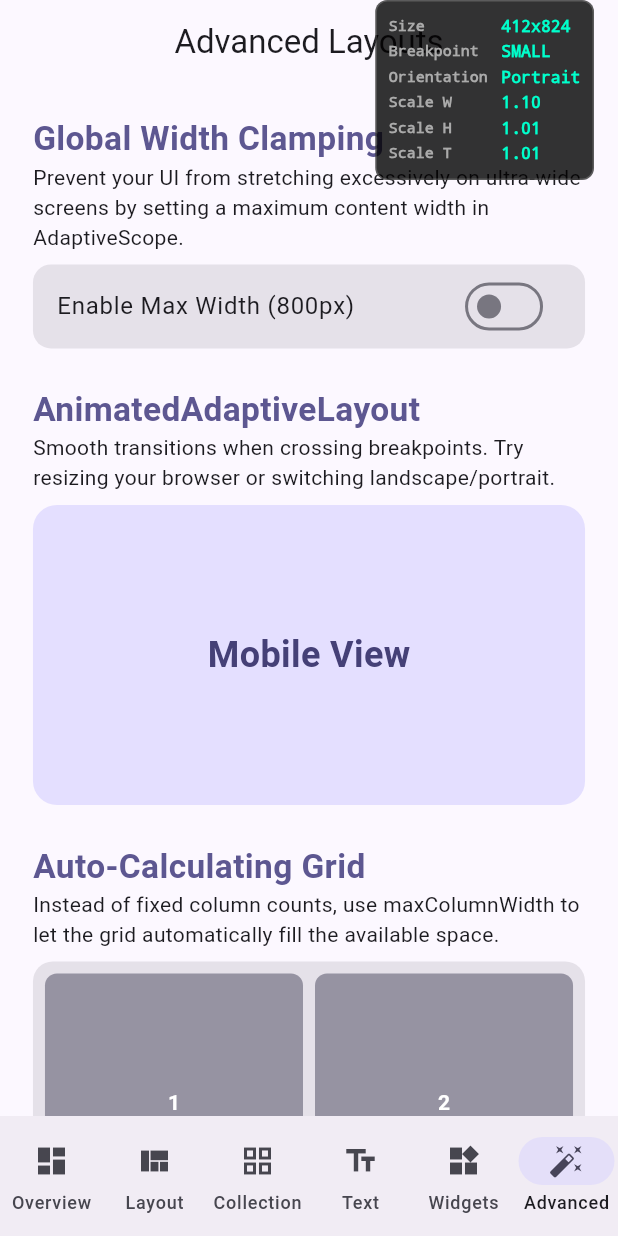
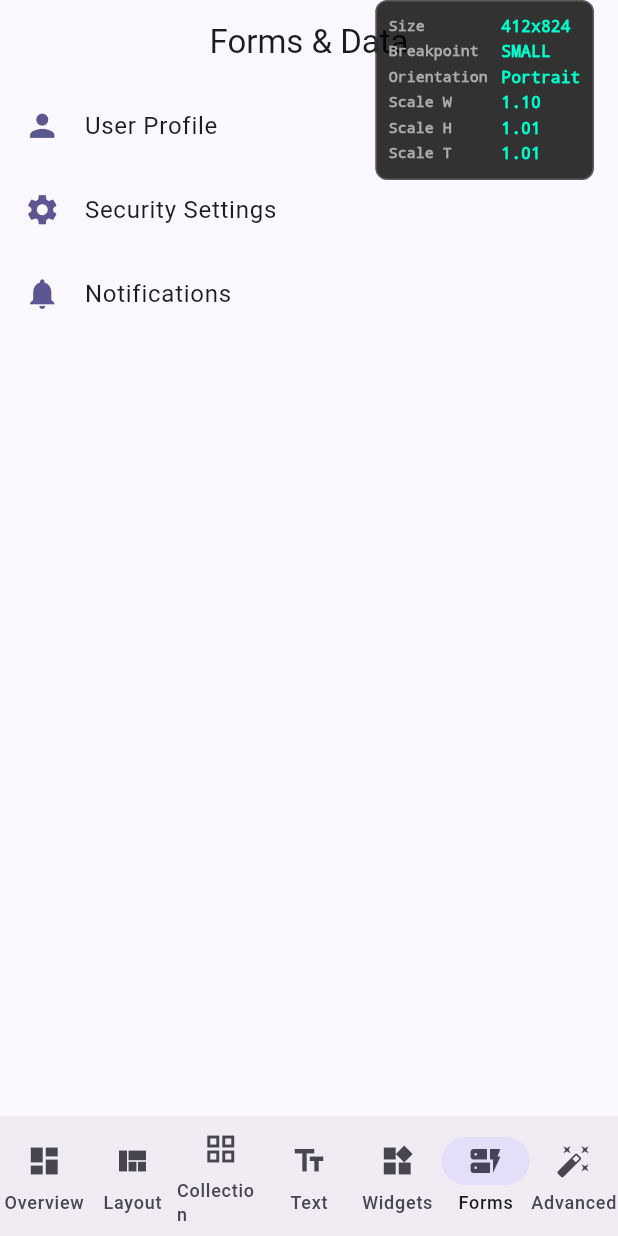
Before and after one commit to GithubUser18974/dynamic_util, a Flutter app: the screen it shows after launch, item 6 of the bottom bar chosen, on a phone screen of 412 x 824 dp. Run offline on Flutter 3.47's test engine with Material 3 defaults, Android fonts, the phone set to English and light mode, and no system bars; network calls fail.

Commit message:
chore: release 0.4.0 with adaptive forms, master-detail logic, and icon scaling fixes

```diff
--- a/example/lib/main.dart
+++ b/example/lib/main.dart
@@ -89,6 +89,7 @@ class _MainScreenState extends State<MainScreen> {
     const CollectionDemoPage(),
     const TextDemoPage(),
     const ComponentsDemoPage(),
+    const FormsDemoPage(), // NEW TAB
     AdvancedDemoPage(
       isMaxWidthEnabled: widget.isMaxWidthEnabled,
       onToggleMaxWidth: widget.onToggleMaxWidth,
@@ -125,6 +126,10 @@ class _MainScreenState extends State<MainScreen> {
         AdaptiveNavigationDestination(
           icon: Icon(Icons.widgets),
           label: 'Widgets',
+        ),
+        AdaptiveNavigationDestination(
+          icon: Icon(Icons.dynamic_form),
+          label: 'Forms',
         ),
         AdaptiveNavigationDestination(
           icon: Icon(Icons.auto_fix_high),
@@ -1047,3 +1052,111 @@ class _InfoBox extends StatelessWidget {
     );
   }
 }
+
+// ---------------------------------------------------------------------------
+// Page 7 — Forms & Master Detail (Responsive Forms & Fluid Scaling)
+// ---------------------------------------------------------------------------
+class FormsDemoPage extends StatelessWidget {
+  const FormsDemoPage({super.key});
+
+  @override
+  Widget build(BuildContext context) {
+    final cs = Theme.of(context).colorScheme;
+
+    return Scaffold(
+      appBar: AppBar(title: const Text('Forms & Data'), centerTitle: true),
+      body: AdaptiveMasterDetail<String>(
+        breakpoint: BreakpointConfig.material3().smallMax,
+        initialSelection: 'User Profile',
+        masterBuilder: (context, onSelect) => ListView(
+          children: [
+            ListTile(
+              leading: Icon(Icons.person, color: cs.primary),
+              title: const Text('User Profile'),
+              onTap: () => onSelect('User Profile'),
+            ),
+            ListTile(
+              leading: Icon(Icons.settings, color: cs.primary),
+              title: const Text('Security Settings'),
+              onTap: () => onSelect('Security Settings'),
+            ),
+            ListTile(
+              leading: Icon(Icons.notifications, color: cs.primary),
+              title: const Text('Notifications'),
+              onTap: () => onSelect('Notifications'),
+            ),
+          ],
+        ),
+        detailBuilder: (context, selectedItem, {onBack}) {
+          if (selectedItem == null) {
+            return const Center(child: Text('Select an item from the list.'));
+          }
+
+          return SingleChildScrollView(
+            child: AdaptivePadding(
+              padding: const EdgeInsets.all(24),
+              child: Column(
+                crossAxisAlignment: CrossAxisAlignment.stretch,
+                children: [
+                  if (onBack != null)
+                    Align(
+                      alignment: Alignment.centerLeft,
+                      child: IconButton(
+                        icon: const Icon(Icons.arrow_back),
+                        onPressed: onBack,
+                      ),
+                    ),
+
+                  // Fluid Text Scaling Demonstration
+                  Text(
+                    selectedItem,
+                    // font size fluidly scales between 24 (minWidth 375) and 40 (maxWidth 1024)
+                    style: TextStyle(
+                      fontSize: context.fluid(24, 40),
+                      fontWeight: FontWeight.bold,
+                      color: cs.primary,
+                    ),
+                  ),
+                  const AdaptiveSpacing(24),
+
+                  // Responsive Form Row Demonstration
+                  AdaptiveContainer(
+                    padding: const EdgeInsets.all(24),
+                    borderRadius: 16,
+                    color: cs.surfaceContainerHighest,
+                    child: Column(
+                      children: [
+                        const AdaptiveFormRow(
+                          label: Text('Full Name', style: TextStyle(fontWeight: FontWeight.bold)),
+                          input: TextField(decoration: InputDecoration(hintText: 'Enter your name')),
+                        ),
+                        const AdaptiveSpacing(16),
+                        const AdaptiveFormRow(
+                          label: Text('Email Address', style: TextStyle(fontWeight: FontWeight.bold)),
+                          input: TextField(decoration: InputDecoration(hintText: 'Enter your email')),
+                        ),
+                        const AdaptiveSpacing(16),
+                        const AdaptiveFormRow(
+                          label: Text('Phone Number', style: TextStyle(fontWeight: FontWeight.bold)),
+                          input: TextField(decoration: InputDecoration(hintText: 'Enter your phone')),
+                        ),
+                        const AdaptiveSpacing(24),
+                        Align(
+                          alignment: Alignment.centerRight,
+                          child: ElevatedButton(
+                            onPressed: () {},
+                            child: const Text('Save Changes'),
+                          ),
+                        ),
+                      ],
+                    ),
+                  )
+                ],
+              ),
+            ),
+          );
+        },
+      ),
+    );
+  }
+}
--- a/lib/dynamic_layouts.dart
+++ b/lib/dynamic_layouts.dart
@@ -39,9 +39,11 @@ export 'src/widgets/adaptive_collection_view.dart';
 export 'src/widgets/adaptive_container.dart';
 export 'src/widgets/adaptive_debug_overlay.dart';
 export 'src/widgets/adaptive_dialog.dart';
+export 'src/widgets/adaptive_form_layout.dart';
 export 'src/widgets/adaptive_grid.dart';
 export 'src/widgets/adaptive_image.dart';
 export 'src/widgets/adaptive_layout.dart';
+export 'src/widgets/adaptive_master_detail.dart';
 export 'src/widgets/animated_adaptive_layout.dart';
 export 'src/widgets/adaptive_navigation.dart';
 export 'src/widgets/adaptive_padding.dart';
--- a/lib/src/utils/adaptive_theme.dart
+++ b/lib/src/utils/adaptive_theme.dart
@@ -38,10 +38,10 @@ class AdaptiveTheme {
       textTheme: _scaleTextTheme(base.textTheme, textScale),
       primaryTextTheme: _scaleTextTheme(base.primaryTextTheme, textScale),
       iconTheme: base.iconTheme.copyWith(
-        size: (base.iconTheme.size ?? 24) * widthScale,
+        size: (base.iconTheme.size ?? 24) * textScale,
       ),
       primaryIconTheme: base.primaryIconTheme.copyWith(
-        size: (base.primaryIconTheme.size ?? 24) * widthScale,
+        size: (base.primaryIconTheme.size ?? 24) * textScale,
       ),
     );
   }
--- /dev/null
+++ b/lib/src/widgets/adaptive_master_detail.dart
@@ -0,0 +1,134 @@
+import 'package:flutter/material.dart';
+
+import '../core/breakpoints.dart';
+
+/// A widget that implements the Master-Detail pattern.
+///
+/// Automatically switches between a split-view layout on wide screens
+/// and an animated stacked layout on small screens.
+class AdaptiveMasterDetail<T> extends StatefulWidget {
+  /// Builder for the master/list pane.
+  /// Provides an [onSelect] callback to notify the widget when an item changes.
+  final Widget Function(BuildContext context, void Function(T item) onSelect)
+      masterBuilder;
+
+  /// Builder for the detail pane, receiving the [selectedItem].
+  /// On mobile, an [onBack] callback is provided to dismiss the detail view.
+  final Widget Function(
+    BuildContext context,
+    T? selectedItem, {
+    VoidCallback? onBack,
+  }) detailBuilder;
+
+  /// The breakpoint threshold for wide screen (split view).
+  /// Defaults to [BreakpointConfig.masterDetailSplit].
+  final double? breakpoint;
+
+  /// The initially selected item, if any.
+  final T? initialSelection;
+
+  /// Width of the master pane in split view.
+  final double masterPaneWidth;
+
+  const AdaptiveMasterDetail({
+    super.key,
+    required this.masterBuilder,
+    required this.detailBuilder,
+    this.initialSelection,
+    this.breakpoint,
+    this.masterPaneWidth = 320.0,
+  });
+
+  @override
+  State<AdaptiveMasterDetail<T>> createState() =>
+      _AdaptiveMasterDetailState<T>();
+}
+
+class _AdaptiveMasterDetailState<T> extends State<AdaptiveMasterDetail<T>> {
+  T? _selectedItem;
+  bool _showDetailOnMobile = false;
+
+  @override
+  void initState() {
+    super.initState();
+    _selectedItem = widget.initialSelection;
+  }
+
+  void _handleSelect(T item) {
+    setState(() {
+      _selectedItem = item;
+      _showDetailOnMobile = true;
+    });
+  }
+
+  void _handleBack() {
+    setState(() {
+      _showDetailOnMobile = false;
+    });
+  }
+
+  @override
+  Widget build(BuildContext context) {
+    final screenWidth = MediaQuery.sizeOf(context).width;
+    final splitThreshold =
+        widget.breakpoint ?? BreakpointConfig.material3().smallMax;
+
+    final isDesktop = screenWidth >= splitThreshold;
+
+    if (isDesktop) {
+      // Split View
+      return Row(
+        crossAxisAlignment: CrossAxisAlignment.stretch,
+        children: [
+          SizedBox(
+            width: widget.masterPaneWidth,
+            child: widget.masterBuilder(context, _handleSelect),
+          ),
+          const VerticalDivider(width: 1, thickness: 1),
+          Expanded(
+            child: widget.detailBuilder(
+              context,
+              _selectedItem,
+              // No back callback needed on desktop
+              onBack: null,
+            ),
+          ),
+        ],
+      );
+    } else {
+      // Stacked View (Mobile)
+      return AnimatedSwitcher(
+        duration: const Duration(milliseconds: 300),
+        switchInCurve: Curves.easeOut,
+        switchOutCurve: Curves.easeIn,
+        transitionBuilder: (child, animation) {
+          final isDetail = child.key == const ValueKey('detail');
+          final slide = Tween<Offset>(
+            begin: isDetail ? const Offset(1, 0) : const Offset(-0.2, 0),
+            end: Offset.zero,
+          ).animate(animation);
+
+          final fade = Tween<double>(begin: 0.0, end: 1.0).animate(animation);
+
+          return SlideTransition(
+            position: slide,
+            child: FadeTransition(opacity: fade, child: child),
+          );
+        },
+        child: _showDetailOnMobile && _selectedItem != null
+            ? KeyedSubtree(
+                key: const ValueKey('detail'),
+                child: widget.detailBuilder(
+                  context,
+                  _selectedItem,
+                  onBack: _handleBack,
+                ),
+              )
+            : KeyedSubtree(
+                key: const ValueKey('master'),
+                child: widget.masterBuilder(context, _handleSelect),
+              ),
+      );
+    }
+  }
+}
--- a/pubspec.yaml
+++ b/pubspec.yaml
@@ -1,6 +1,6 @@
 name: dynamic_layouts
 description: A lightweight, dependency-free Flutter package for adaptive UI rendering across mobile, tablet, and desktop screens.
-version: 0.3.0
+version: 0.4.0
 homepage: https://github.com/GithubUser18974/dynamic_util
 repository: https://github.com/GithubUser18974/dynamic_util
 
```
Also changed, not shown: lib/src/utils/size_extensions.dart (+24 -0 lines), lib/src/widgets/adaptive_form_layout.dart (added, +90 -0 lines), 4 other files.
